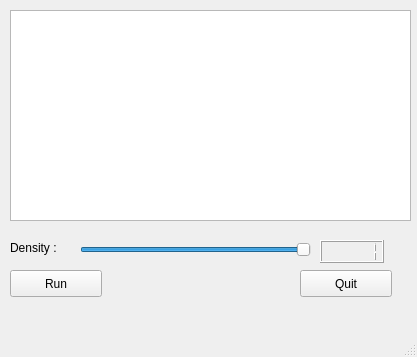
First picture: the form in downSamplingGui.ui, repository juliettepera/distance, before the edit.
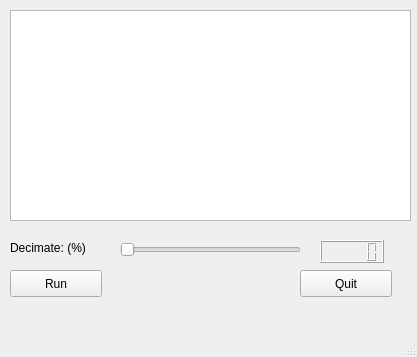
Second picture: the form after the edit.

What changed in the file:
```diff
--- a/downSamplingGui.ui
+++ b/downSamplingGui.ui
@@ -43,18 +43,18 @@
      <enum>QLCDNumber::Filled</enum>
     </property>
     <property name="value" stdset="0">
-     <double>1.000000000000000</double>
+     <double>0.000000000000000</double>
     </property>
     <property name="intValue" stdset="0">
-     <number>1</number>
+     <number>0</number>
     </property>
    </widget>
    <widget class="QSlider" name="horizontalSliderDensity">
     <property name="geometry">
      <rect>
-      <x>80</x>
+      <x>120</x>
       <y>240</y>
-      <width>231</width>
+      <width>181</width>
       <height>20</height>
      </rect>
     </property>
@@ -62,7 +62,7 @@
      <string>change opacity of selected file</string>
     </property>
     <property name="minimum">
-     <number>1</number>
+     <number>0</number>
     </property>
     <property name="maximum">
      <number>100</number>
@@ -74,10 +74,10 @@
      <number>1</number>
     </property>
     <property name="value">
-     <number>100</number>
+     <number>0</number>
     </property>
     <property name="sliderPosition">
-     <number>100</number>
+     <number>0</number>
     </property>
     <property name="tracking">
      <bool>true</bool>
@@ -91,12 +91,12 @@
      <rect>
       <x>10</x>
       <y>240</y>
-      <width>71</width>
+      <width>101</width>
       <height>16</height>
      </rect>
     </property>
     <property name="text">
-     <string>Density :</string>
+     <string>Decimate: (%)</string>
     </property>
    </widget>
    <widget class="QListWidget" name="listWidgetLoadedMesh">
```
Left out of the diff: 8 changed lines with no effect on the pictures.
